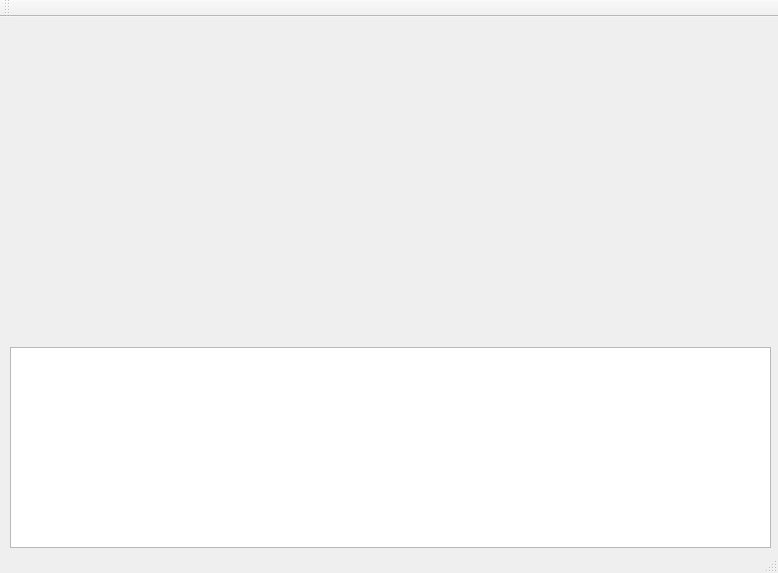
Qt form mainwindow.ui (mengzesam/mzsview) before a commit.
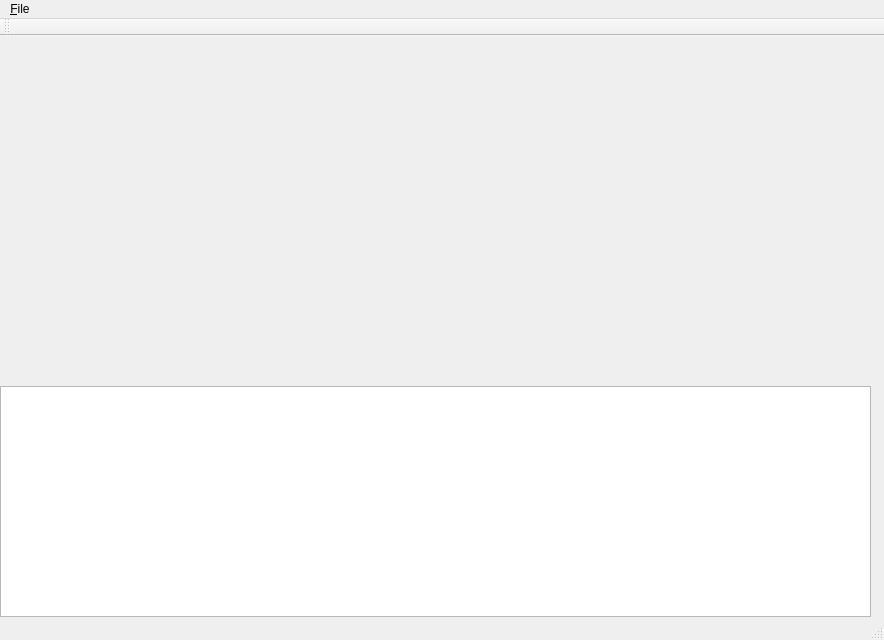
The same form after that commit. Custom widgets are drawn as their Qt base class.

Diff of the .ui file:
```diff
--- a/mainwindow.ui
+++ b/mainwindow.ui
@@ -6,8 +6,8 @@
    <rect>
     <x>0</x>
     <y>0</y>
-    <width>778</width>
-    <height>573</height>
+    <width>884</width>
+    <height>640</height>
    </rect>
   </property>
   <property name="windowTitle">
@@ -17,20 +17,20 @@
    <widget class="QTableView" name="tableView">
     <property name="geometry">
      <rect>
-      <x>10</x>
-      <y>330</y>
-      <width>761</width>
-      <height>201</height>
+      <x>0</x>
+      <y>350</y>
+      <width>871</width>
+      <height>231</height>
      </rect>
     </property>
    </widget>
    <widget class="PlotView" name="plotview" native="true">
     <property name="geometry">
      <rect>
-      <x>10</x>
+      <x>-10</x>
       <y>0</y>
-      <width>759</width>
-      <height>319</height>
+      <width>881</width>
+      <height>341</height>
      </rect>
     </property>
    </widget>
@@ -40,10 +40,17 @@
     <rect>
      <x>0</x>
      <y>0</y>
-     <width>778</width>
+     <width>884</width>
      <height>23</height>
     </rect>
    </property>
+   <widget class="QMenu" name="menuF_ile">
+    <property name="title">
+     <string>&amp;File</string>
+    </property>
+    <addaction name="action_Open"/>
+   </widget>
+   <addaction name="menuF_ile"/>
   </widget>
   <widget class="QToolBar" name="mainToolBar">
    <attribute name="toolBarArea">
```
Left out of the diff: 5 changed lines with no effect on the pictures.
